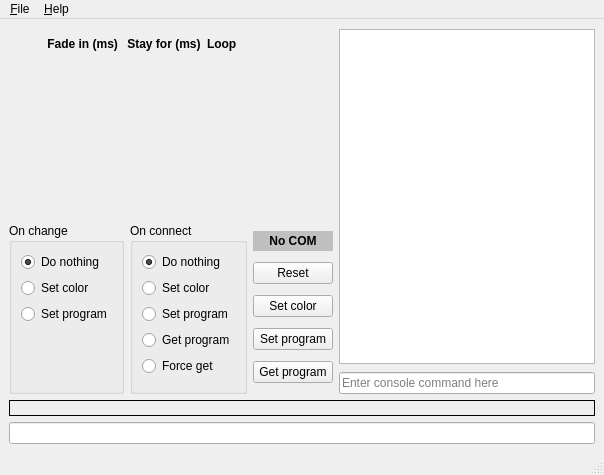
The window that MeshConsole/FireflyControl.ui (Kreyl/armlet) describes before a commit, drawn with Qt 5.
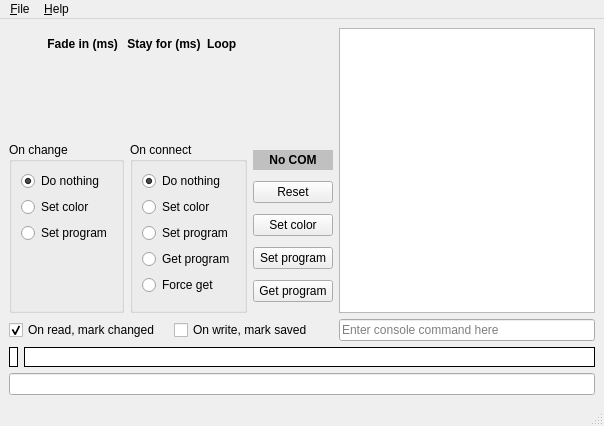
The same window after the commit. Icons and pictures are not drawn. Custom widgets are drawn as their Qt base class.

Commit message: FireflyControl draft

What changed in the file:
```diff
--- a/MeshConsole/FireflyControl.ui
+++ b/MeshConsole/FireflyControl.ui
@@ -139,18 +139,9 @@
     <item row="0" column="1" rowspan="3">
      <widget class="QWidget" name="consoleWidget" native="true">
       <layout class="QVBoxLayout" name="consoleLayout">
-       <property name="leftMargin">
+       <property name="margin">
         <number>0</number>
        </property>
-       <property name="topMargin">
-        <number>1</number>
-       </property>
-       <property name="rightMargin">
-        <number>0</number>
-       </property>
-       <property name="bottomMargin">
-        <number>2</number>
-       </property>
        <item>
         <widget class="QPlainTextEdit" name="logTextEdit">
          <property name="minimumSize">
@@ -182,7 +173,7 @@
     <item row="1" column="0">
      <widget class="Line" name="horizontalLine"/>
     </item>
-    <item row="2" column="0" rowspan="2">
+    <item row="2" column="0">
      <layout class="QHBoxLayout" name="controlLayout">
       <item>
        <widget class="QGroupBox" name="onChangeBox">
@@ -368,6 +359,27 @@
       </item>
      </layout>
     </item>
+    <item row="3" column="0">
+     <layout class="QHBoxLayout" name="markLayout">
+      <item>
+       <widget class="QCheckBox" name="onReadMarkChangedCheckBox">
+        <property name="text">
+         <string>On read, mark changed</string>
+        </property>
+        <property name="checked">
+         <bool>true</bool>
+        </property>
+       </widget>
+      </item>
+      <item>
+       <widget class="QCheckBox" name="onWriteMarkSavedCheckBox">
+        <property name="text">
+         <string>On write, mark saved</string>
+        </property>
+       </widget>
+      </item>
+     </layout>
+    </item>
     <item row="3" column="1">
      <widget class="ConsoleEdit" name="consoleEdit">
       <property name="placeholderText">
@@ -376,11 +388,37 @@
      </widget>
     </item>
     <item row="4" column="0" colspan="2">
-     <widget class="QLabel" name="graphLabel">
-      <property name="styleSheet">
-       <string notr="true">border: 1px solid black</string>
-      </property>
-     </widget>
+     <layout class="QHBoxLayout" name="indicatorLayout" stretch="0,1">
+      <item>
+       <widget class="SelectColorLabel" name="colorLabel">
+        <property name="styleSheet">
+         <string notr="true">background: white</string>
+        </property>
+        <property name="frameShape">
+         <enum>QFrame::Box</enum>
+        </property>
+        <property name="text">
+         <string/>
+        </property>
+       </widget>
+      </item>
+      <item>
+       <widget class="QLabel" name="graphLabel">
+        <property name="minimumSize">
+         <size>
+          <width>0</width>
+          <height>20</height>
+         </size>
+        </property>
+        <property name="styleSheet">
+         <string notr="true">background: white</string>
+        </property>
+        <property name="frameShape">
+         <enum>QFrame::Box</enum>
+        </property>
+       </widget>
+      </item>
+     </layout>
     </item>
     <item row="5" column="0" colspan="2">
      <widget class="QLineEdit" name="programEdit">
@@ -520,6 +558,11 @@
    <header>FireflyControl</header>
    <container>1</container>
   </customwidget>
+  <customwidget>
+   <class>SelectColorLabel</class>
+   <extends>QLabel</extends>
+   <header>FireflyWidgets</header>
+  </customwidget>
  </customwidgets>
  <tabstops>
   <tabstop>logTextEdit</tabstop>
```
Left out of the diff: 7 changed lines with no effect on the pictures. The commit also changes 2 other files.
